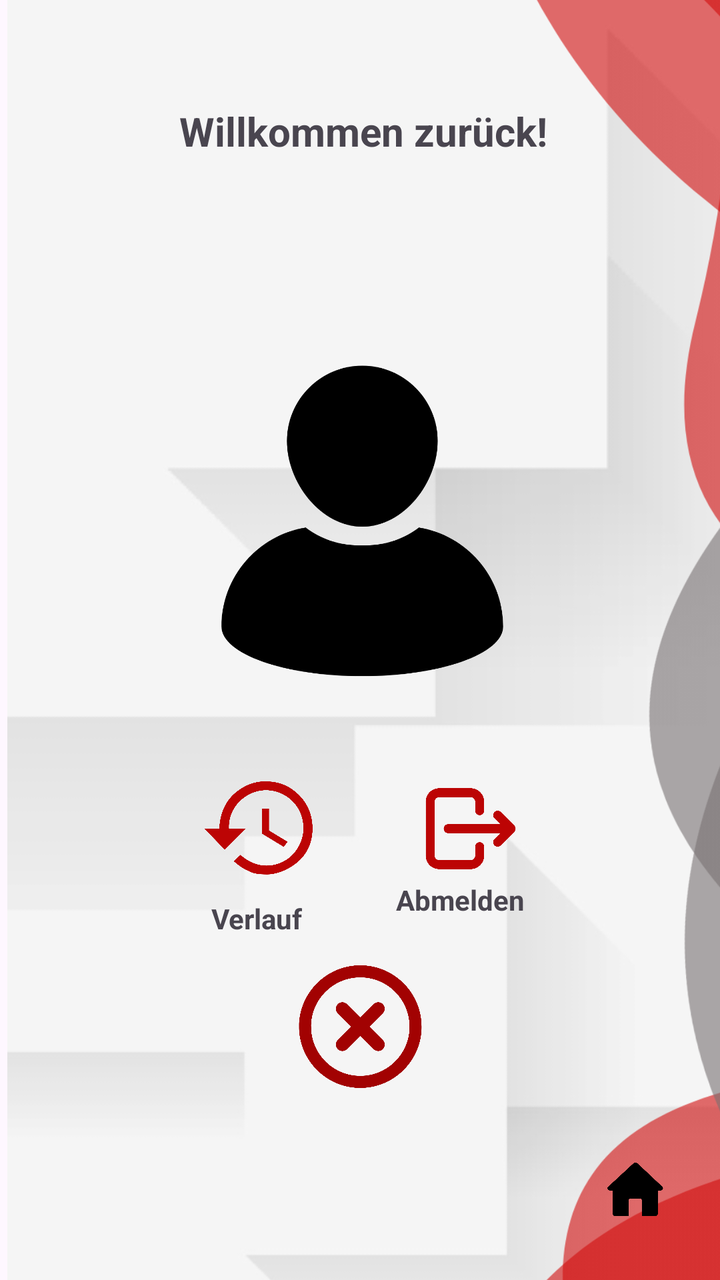
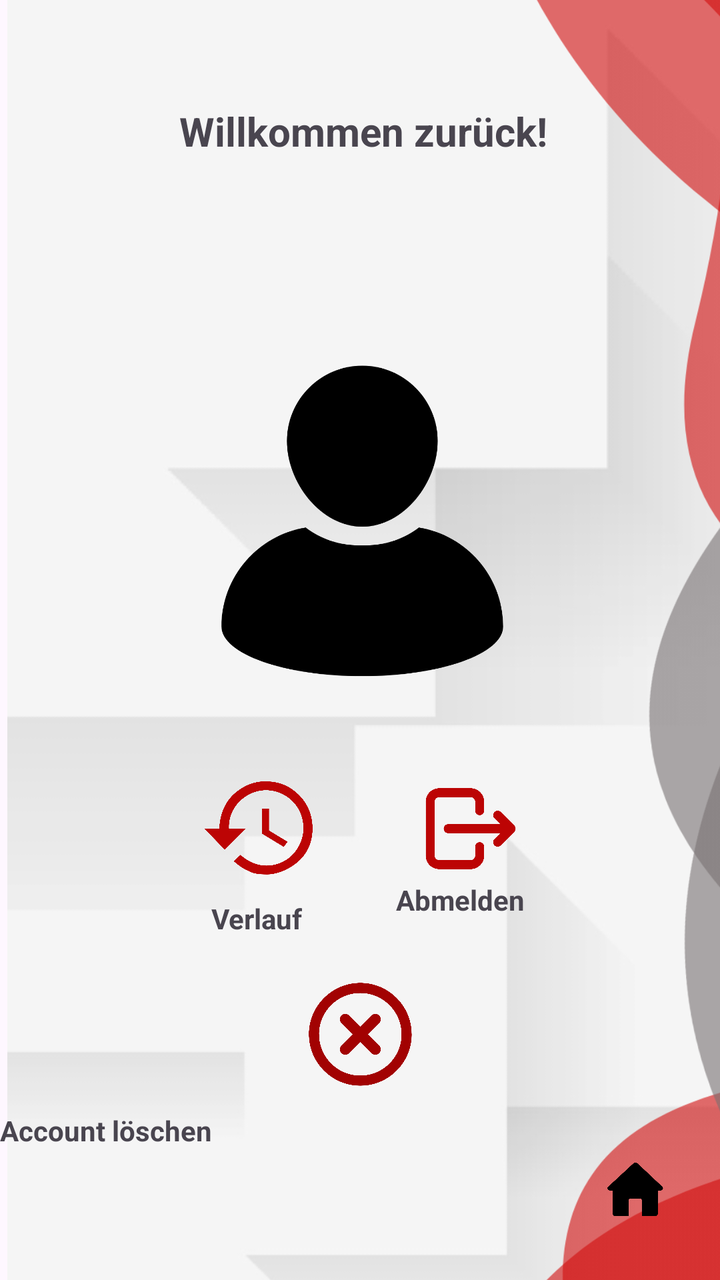

The first picture is an Android layout as it rendered before a commit; the second is the same layout after the commit. The layout source and the unified diff follow.
<!-- AndroidManifest.xml: application theme Theme.TrafficSceneAnalyser -->
<!-- res/layout/activity_profile_logged_in.xml -->
<?xml version="1.0" encoding="utf-8"?>
<androidx.constraintlayout.widget.ConstraintLayout xmlns:android="http://schemas.android.com/apk/res/android"
    xmlns:app="http://schemas.android.com/apk/res-auto"
    xmlns:tools="http://schemas.android.com/tools"
    android:id="@+id/main"
    android:layout_width="match_parent"
    android:layout_height="match_parent"
    tools:context=".ProfileLoggedInActivity">

    <ImageView
        android:id="@+id/backg"
        android:layout_width="904dp"
        android:layout_height="897dp"
        app:layout_constraintBottom_toBottomOf="parent"
        app:layout_constraintStart_toStartOf="parent"
        app:layout_constraintTop_toTopOf="parent"
        app:layout_constraintVertical_bias="0.12"
        app:srcCompat="@drawable/background" />

    <ImageView
        android:id="@+id/imageView5"
        android:layout_width="484dp"
        android:layout_height="773dp"
        app:layout_constraintBottom_toBottomOf="parent"
        app:layout_constraintEnd_toEndOf="parent"
        app:layout_constraintHorizontal_bias="0.643"
        app:layout_constraintStart_toStartOf="parent"
        app:layout_constraintTop_toTopOf="parent"
        app:srcCompat="@drawable/perfectlayout2" />

    <ImageButton
        android:id="@+id/hbutton"
        android:layout_width="54dp"
        android:layout_height="68dp"
        android:backgroundTint="#00FFFFFF"
        android:onClick="goToHome"
        android:scaleType="fitCenter"
        android:src="@drawable/home1"
        app:layout_constraintBottom_toBottomOf="parent"
        app:layout_constraintEnd_toEndOf="parent"
        app:layout_constraintHorizontal_bias="0.95"
        app:layout_constraintStart_toStartOf="parent"
        app:layout_constraintTop_toTopOf="parent"
        app:layout_constraintVertical_bias="0.98" />

    <ImageView
        android:id="@+id/imageView3"
        android:layout_width="255dp"
        android:layout_height="347dp"
        app:layout_constraintBottom_toBottomOf="@+id/verlauf"
        app:layout_constraintEnd_toEndOf="parent"
        app:layout_constraintHorizontal_bias="0.51"
        app:layout_constraintStart_toStartOf="parent"
        app:layout_constraintTop_toTopOf="@+id/textView7"
        app:srcCompat="@drawable/profile" />

    <TextView
        android:id="@+id/textView7"
        android:layout_width="wrap_content"
        android:layout_height="wrap_content"
        android:layout_marginTop="52dp"
        android:text="Willkommen zurück!"
        android:textSize="20sp"
        android:textStyle="bold"
        app:layout_constraintEnd_toEndOf="parent"
        app:layout_constraintHorizontal_bias="0.51"
        app:layout_constraintStart_toStartOf="parent"
        app:layout_constraintTop_toTopOf="parent" />

    <ImageButton
        android:id="@+id/showHistoryButton"
        android:layout_width="130dp"
        android:layout_height="118dp"
        android:background="#00FFFFFF"
        android:backgroundTint="#BC0404"
        android:onClick="showHistory"
        android:scaleType="fitCenter"
        app:layout_constraintBottom_toBottomOf="parent"
        app:layout_constraintEnd_toEndOf="parent"
        app:layout_constraintHorizontal_bias="0.277"
        app:layout_constraintStart_toStartOf="parent"
        app:layout_constraintTop_toTopOf="parent"
        app:layout_constraintVertical_bias="0.68"
        app:srcCompat="@drawable/history" />

    <ImageButton
        android:id="@+id/signOutButton"
        android:layout_width="130dp"
        android:layout_height="116dp"
        android:backgroundTint="#00FFFFFF"
        android:onClick="signOut"
        android:scaleType="fitCenter"
        app:layout_constraintBottom_toBottomOf="parent"
        app:layout_constraintEnd_toEndOf="parent"
        app:layout_constraintHorizontal_bias="0.74"
        app:layout_constraintStart_toStartOf="parent"
        app:layout_constraintTop_toTopOf="parent"
        app:layout_constraintVertical_bias="0.68"
        app:srcCompat="@drawable/logout" />

    <ImageButton
        android:id="@+id/deleteAccountButton"
        android:layout_width="103dp"
        android:layout_height="88dp"
        android:backgroundTint="#00FFFFFF"
        android:onClick="deleteAccount"
        android:scaleType="fitCenter"
        app:layout_constraintBottom_toBottomOf="parent"
        app:layout_constraintEnd_toEndOf="parent"
        app:layout_constraintHorizontal_bias="0.5"
        app:layout_constraintStart_toStartOf="parent"
        app:layout_constraintTop_toTopOf="parent"
        app:layout_constraintVertical_bias="0.85"
        app:srcCompat="@drawable/xbutton" />

    <TextView
        android:id="@+id/verlauf"
        android:layout_width="wrap_content"
        android:layout_height="wrap_content"
        android:text="Verlauf"
        android:textStyle="bold"
        app:layout_constraintBottom_toBottomOf="parent"
        app:layout_constraintEnd_toEndOf="parent"
        app:layout_constraintHorizontal_bias="0.336"
        app:layout_constraintStart_toStartOf="parent"
        app:layout_constraintTop_toTopOf="parent"
        app:layout_constraintVertical_bias="0.724" />

    <TextView
        android:id="@+id/abmelden"
        android:layout_width="wrap_content"
        android:layout_height="wrap_content"
        android:text="Abmelden"
        android:textStyle="bold"
        app:layout_constraintBottom_toBottomOf="parent"
        app:layout_constraintEnd_toEndOf="parent"
        app:layout_constraintHorizontal_bias="0.67"
        app:layout_constraintStart_toStartOf="parent"
        app:layout_constraintTop_toTopOf="@+id/signOutButton"
        app:layout_constraintVertical_bias="0.317" />

</androidx.constraintlayout.widget.ConstraintLayout>
<!-- resources referenced by this layout -->
<resources>
  <!-- drawable background: png bitmap (drawable-hdpi, 37305 bytes) -->
  <!-- drawable history: png bitmap (drawable, 38578 bytes) -->
  <!-- drawable home1: png bitmap (drawable, 7782 bytes) -->
  <!-- drawable logout: png bitmap (drawable, 27094 bytes) -->
  <!-- drawable perfectlayout2: png bitmap (drawable-hdpi, 51025 bytes) -->
  <!-- drawable profile: png bitmap (drawable, 29274 bytes) -->
  <!-- drawable xbutton: png bitmap (drawable, 41890 bytes) -->
  <style name="Theme.TrafficSceneAnalyser" parent="Base.Theme.TrafficSceneAnalyser" />
  <style name="Base.Theme.TrafficSceneAnalyser" parent="Theme.Material3.DayNight.NoActionBar">
          
          
      </style>
</resources>

<!-- the commit's change to res/layout/activity_profile_logged_in.xml (unified diff, before → after) -->
@@ -100,8 +100,8 @@
 
     <ImageButton
         android:id="@+id/deleteAccountButton"
-        android:layout_width="103dp"
-        android:layout_height="88dp"
+        android:layout_width="97dp"
+        android:layout_height="77dp"
         android:backgroundTint="#00FFFFFF"
         android:onClick="deleteAccount"
         android:scaleType="fitCenter"
@@ -139,4 +139,13 @@
         app:layout_constraintTop_toTopOf="@+id/signOutButton"
         app:layout_constraintVertical_bias="0.317" />
 
+    <TextView
+        android:id="@+id/textView8"
+        android:layout_width="wrap_content"
+        android:layout_height="wrap_content"
+        android:text="Account löschen"
+        android:textStyle="bold"
+        app:layout_constraintTop_toBottomOf="@+id/deleteAccountButton"
+        tools:layout_editor_absoluteX="145dp" />
+
 </androidx.constraintlayout.widget.ConstraintLayout>
